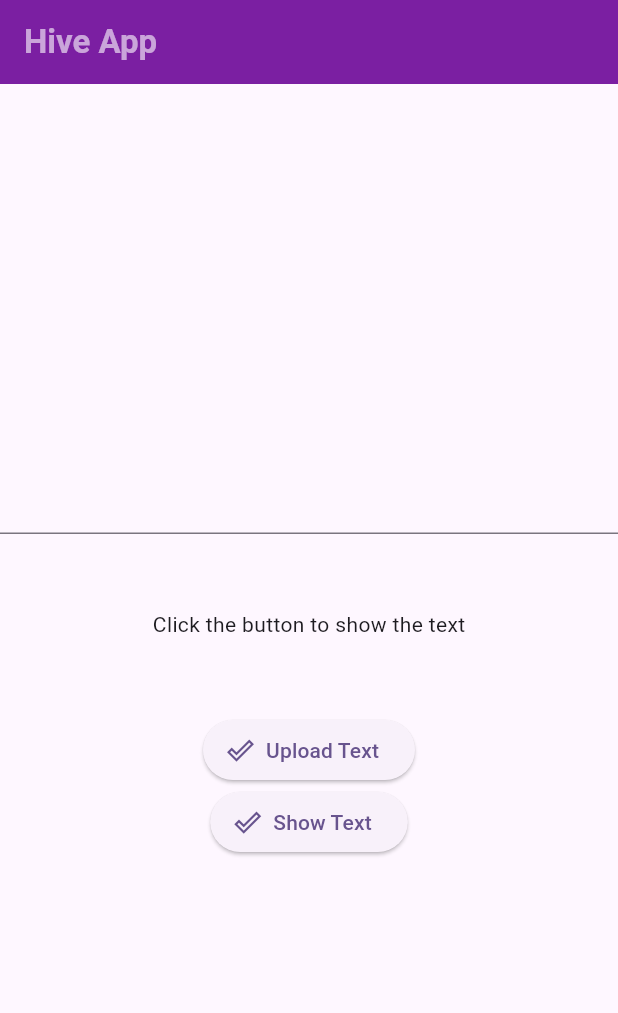
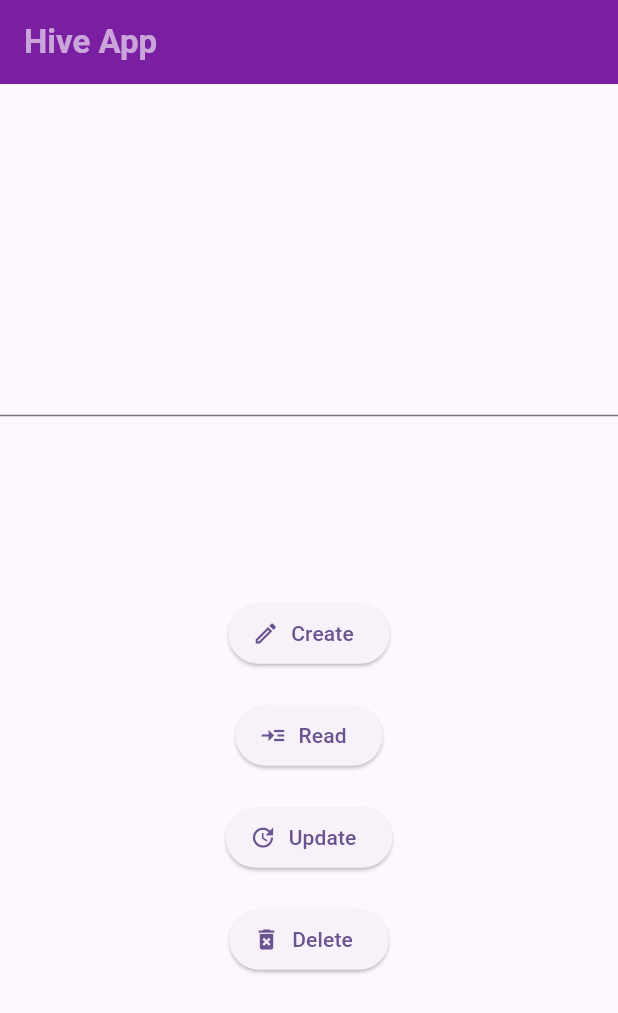
Before and after one commit to amal2428/Hive_App_ValueNotifier, a Flutter app: the screen it shows after launch, on a phone screen of 412 x 824 dp. Shown: the top 1013 px of the screen. Run offline on Flutter 3.47's test engine with Material 2 defaults, Android fonts, the light colour scheme and no system bars; our stand-ins replace hive_flutter; accounts and stored records are empty.

Commit message:
db implementation

```diff
--- /dev/null
+++ b/lib/db_functions.dart
@@ -0,0 +1,26 @@
+import 'package:hive_flutter/hive_flutter.dart';
+
+class HiveFunctions {
+  Future<int> create({required String value}) async {
+    final box = await Hive.openBox("dbBox");
+    int key = await box.add(value);
+    return key;
+  }
+
+  Future<String> read({required int key}) async {
+    final box = await Hive.openBox("dbBox");
+    String data = await box.get(key);
+    return data;
+  }
+
+  Future<int> update({required int key, required String value}) async {
+    final box = await Hive.openBox("dbBox");
+    await box.put(key, value);
+    return key;
+  }
+
+  delete({required int key}) async {
+    final box = await Hive.openBox("dbBox");
+    await box.delete(key);
+  }
+}
--- /dev/null
+++ b/lib/homepage.dart
@@ -0,0 +1,83 @@
+import 'package:flutter/material.dart';
+
+class HomePage extends StatelessWidget {
+  final TextEditingController userTextController = TextEditingController();
+
+  HomePage({super.key});
+
+  @override
+  Widget build(BuildContext context) {
+    ValueNotifier<String> textNotifier = ValueNotifier<String>("");
+
+    return Scaffold(
+      appBar: AppBar(
+        title: const Text(
+          "Hive App",
+          style: TextStyle(color: Colors.white60, fontWeight: FontWeight.bold),
+        ),
+        backgroundColor: Colors.purple[700],
+      ),
+      body: Center(
+        child: Column(
+          mainAxisAlignment: MainAxisAlignment.center,
+          crossAxisAlignment: CrossAxisAlignment.center,
+          children: [
+            TextFormField(
+              controller: userTextController,
+              decoration: const InputDecoration(
+                errorBorder: OutlineInputBorder(
+                  borderSide: BorderSide(width: 3, color: Colors.redAccent),
+                ),
+              ),
+            ),
+            const SizedBox(
+              height: 50,
+            ),
+            ValueListenableBuilder(
+              valueListenable: textNotifier,
+              builder: (context, text, child) {
+                return Text(text);
+              },
+            ),
+            const SizedBox(
+              height: 50,
+            ),
+            ElevatedButton.icon(
+              onPressed: () {
+                textNotifier.value = userTextController.text;
+              },
+              icon: const Icon(Icons.create_outlined),
+              label: const Text("Create"),
+            ),
+            const SizedBox(
+              height: 20,
+            ),
+            ElevatedButton.icon(
+              onPressed: () {},
+              icon: const Icon(Icons.read_more),
+              label: const Text("Read"),
+            ),
+            const SizedBox(
+              height: 20,
+            ),
+            ElevatedButton.icon(
+              onPressed: () {
+                textNotifier.value = userTextController.text;
+              },
+              icon: const Icon(Icons.update),
+              label: const Text("Update"),
+            ),
+            const SizedBox(
+              height: 20,
+            ),
+            ElevatedButton.icon(
+              onPressed: () {},
+              icon: const Icon(Icons.delete_forever),
+              label: const Text("Delete"),
+            )
+          ],
+        ),
+      ),
+    );
+  }
+}
--- a/lib/main.dart
+++ b/lib/main.dart
@@ -1,7 +1,11 @@
 import 'package:flutter/material.dart';
-import 'package:hive_valuenotifier/presentation/screens/homepage.dart';
+// import 'package:hive_flutter/hive_flutter.dart';
+import 'package:hive_valuenotifier/homepage.dart';
 
-void main() {
+void main() async{
+WidgetsFlutterBinding.ensureInitialized();
+    // await Hive.initFluttter();
+
   runApp(const MyApp());
 }
 
@@ -16,7 +20,7 @@ class MyApp extends StatelessWidget {
         colorScheme: ColorScheme.fromSeed(seedColor: Colors.deepPurple),
         useMaterial3: true,
       ),
-      home: const HomePage(),
+      home:  HomePage(),
     );
   }
 }
--- a/lib/presentation/screens/homepage.dart
+++ /dev/null
@@ -1,55 +0,0 @@
-import 'package:flutter/material.dart';
-
-class HomePage extends StatelessWidget {
-
- final TextEditingController editText = TextEditingController();
-
-   HomePage({super.key});
-
-  @override
-  Widget build(BuildContext context) {
-    return Scaffold(
-      appBar: AppBar(
-        title: const Text(
-          "Hive App",
-          style: TextStyle(color: Colors.white60, fontWeight: FontWeight.bold),
-        ),
-        backgroundColor: Colors.purple[700],
-      ),
-      body: Center(
-        child: Column(
-          mainAxisAlignment: MainAxisAlignment.center,
-          crossAxisAlignment: CrossAxisAlignment.center,
-          children: [
-            TextFormField(controller: editText,
-
-
-              decoration: const InputDecoration(
-                errorBorder: OutlineInputBorder(
-                  borderSide: BorderSide(width: 3, color: Colors.redAccent),
-                ),
-              ),
-            ),
-            const SizedBox(
-              height: 50,
-            ),
-            const Text("Click the button to show the text"),
-            const SizedBox(
-              height: 50,
-            ),
-            ElevatedButton.icon(
-              onPressed: () {},
-              icon: const Icon(Icons.done_outline),
-              label: const Text("Upload Text"),
-            ),
-            ElevatedButton.icon(
-              onPressed: () {},
-              icon: const Icon(Icons.done_outline),
-              label: const Text("Show Text"),
-            )
-          ],
-        ),
-      ),
-    );
-  }
-}
```
